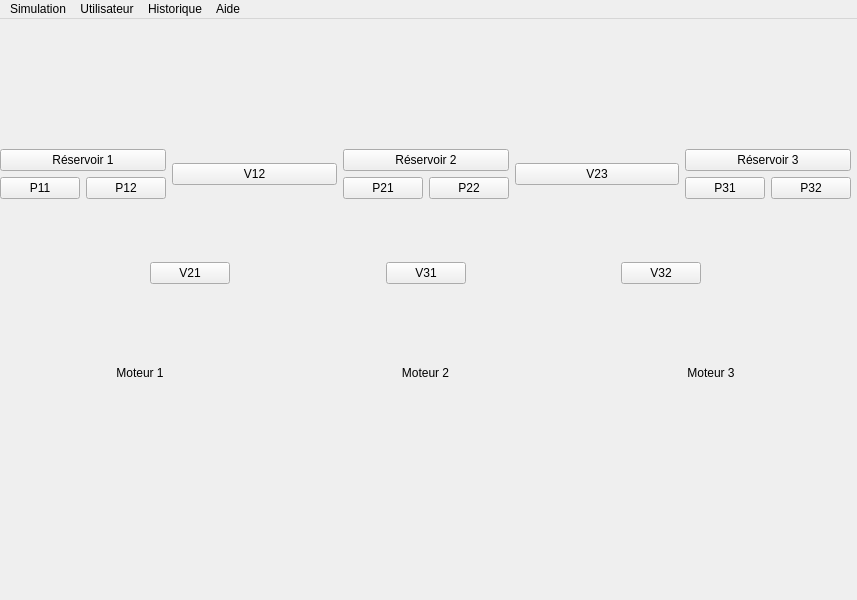
This is mainWindow.ui in Desepto/Simulation as Qt 5 draws it before an edit. The edited form follows.
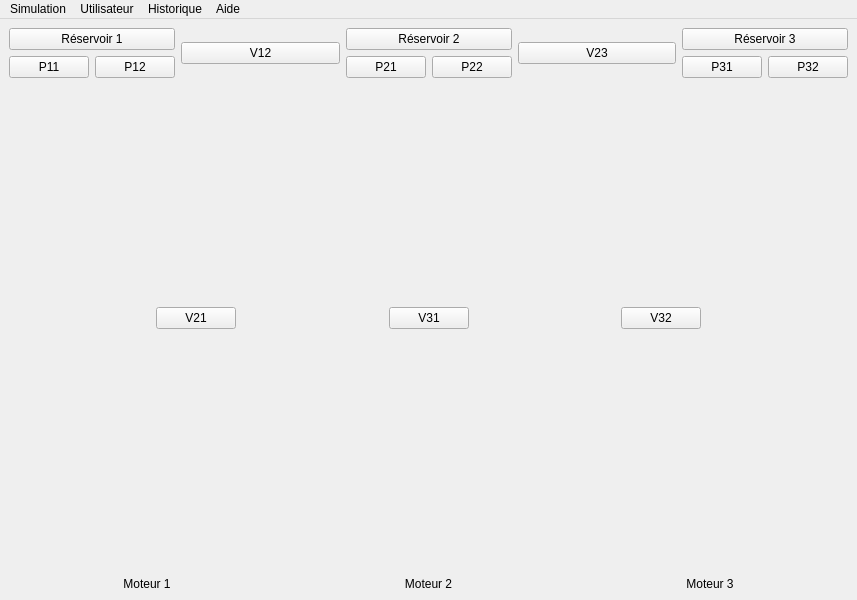
This is the edited form. Icons and pictures are not drawn.

```diff
--- a/mainWindow.ui
+++ b/mainWindow.ui
@@ -14,15 +14,8 @@
    <string>MainWindow</string>
   </property>
   <widget class="QWidget" name="centralwidget">
-   <widget class="QWidget" name="verticalLayoutWidget">
-    <property name="geometry">
-     <rect>
-      <x>0</x>
-      <y>130</y>
-      <width>851</width>
-      <height>231</height>
-     </rect>
-    </property>
+   <layout class="QGridLayout" name="gridLayout">
+    <item row="0" column="0">
     <layout class="QVBoxLayout" name="verticalLayout">
      <item>
       <layout class="QHBoxLayout" name="horizontalLayout">
@@ -462,7 +455,8 @@
       </layout>
      </item>
     </layout>
-   </widget>
+    </item>
+   </layout>
   </widget>
   <widget class="QMenuBar" name="menubar">
    <property name="geometry">
```
Lines whose indentation alone changed are shown as unchanged.
